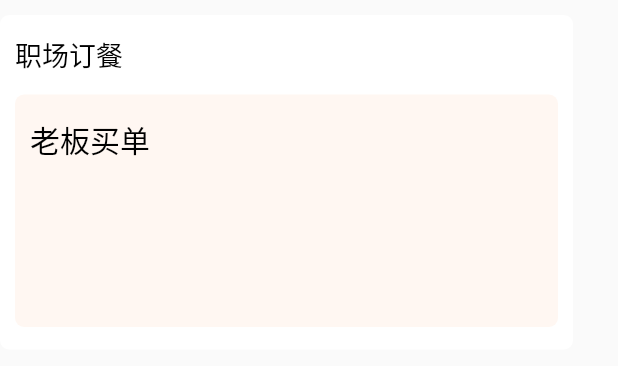
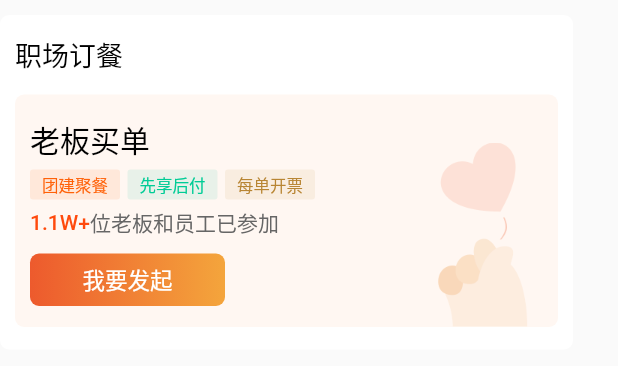
Before and after one commit to Alan-GitHub/kbb_app, a Flutter app: the HomeMainPageCareerOrderFood widget shown alone on an empty page, opened directly, on a phone screen of 412 x 824 dp. Shown: the top 366 px of the screen. Run offline on Flutter 3.47's test engine with Material 2 defaults, Android fonts, the phone set to English and light mode, and no system bars; our stand-ins replace flutter_screenutil, flutter_swiper; missing offline and left inert: dart:ffi, provide; statements that could not run were skipped.

Commit message:
首页UI布局初步完成

```diff
--- a/lib/Config/ImageNameManager.dart
+++ b/lib/Config/ImageNameManager.dart
@@ -10,3 +10,4 @@ const String Home_icon_oil = 'assets/images/home/btn_home_jiay.png';
 const String Home_img_huazhu = 'assets/images/home/img_home_huazhu.png';
 const String Home_img_yaduo = 'assets/images/home/img_home_yaduo.png';
 const String Home_img_love = 'assets/images/home/img_home_love.png';
+const String home_img_bottom = 'assets/images/home/img_home_bottom.png';
--- a/lib/Home/Main/Views/HomeMainPageBottom.dart
+++ b/lib/Home/Main/Views/HomeMainPageBottom.dart
@@ -1,14 +1,15 @@
 import 'package:flutter/material.dart';
 import 'package:flutter_screenutil/flutter_screenutil.dart';
+import 'package:kbb_app/Config/ImageNameManager.dart';
 
 class HomeMainPageBottom extends StatelessWidget {
   @override
   Widget build(BuildContext context) {
     return Container(
-      width: ScreenUtil().screenWidth,
-      height: 100,
-      margin: EdgeInsets.only(top: 10),
-      color: Colors.yellow,
+        width: ScreenUtil().screenWidth - 30,
+        height: 48.5,
+        margin: EdgeInsets.only(top: 25),
+        child: Image.asset(home_img_bottom),
     );
   }
 }
--- a/lib/Home/Main/Views/HomeMainPageCareerOrderFood.dart
+++ b/lib/Home/Main/Views/HomeMainPageCareerOrderFood.dart
@@ -1,5 +1,6 @@
 import 'package:flutter/material.dart';
 import 'package:flutter_screenutil/flutter_screenutil.dart';
+import 'package:kbb_app/Config/ImageNameManager.dart';
 
 class HomeMainPageCareerOrderFood extends StatelessWidget {
   @override
@@ -41,19 +42,140 @@ class HomeMainPageCareerOrderFood extends StatelessWidget {
     return Container(
       width: ScreenUtil().screenWidth - 30 - 20,
       height: 155,
-
       decoration: BoxDecoration(
         color: Color.fromARGB(255, 255, 247, 242),
         borderRadius: BorderRadius.circular(6.0),
       ),
       child: Stack(
         children: [
+          Container(
+            margin: EdgeInsets.only(left: 10),
+            // color: Colors.greenAccent,
+            child: Column(
+              crossAxisAlignment: CrossAxisAlignment.start,
+              children: [
+                SizedBox(
+                  height: 15,
+                ),
+                Text(
+                  '老板买单',
+                  style: TextStyle(
+                      color: Colors.black,
+                      fontSize: 20,
+                      fontWeight: FontWeight.w500),
+                ),
+                SizedBox(
+                  height: 5,
+                ),
+                orderFoodSlogan(),
+                SizedBox(
+                  height: 5,
+                ),
+                Row(
+                  children: [
+                    Text(
+                      '1.1W+',
+                      style: TextStyle(
+                          color: Color.fromARGB(255, 255, 74, 13),
+                          fontSize: 14,
+                          fontWeight: FontWeight.w500),
+                    ),
+                    Text(
+                      '位老板和员工已参加',
+                      style: TextStyle(
+                          color: Color.fromARGB(255, 102, 102, 102),
+                          fontSize: 14,
+                          fontWeight: FontWeight.normal),
+                    )
+                  ],
+                ),
+                SizedBox(height: 10),
+                Container(
+                    width: 130,
+                    height: 35,
+                    decoration: BoxDecoration(
+                        borderRadius: BorderRadius.circular(6.0),
+                        gradient: LinearGradient(colors: [
+                          Color.fromARGB(255, 237, 90, 45),
+                          Color.fromARGB(255, 244, 165, 60)
+                        ])),
+                    child: Center(
+                      child: Text(
+                        '我要发起',
+                        style: TextStyle(
+                            color: Colors.white,
+                            fontSize: 15,
+                            fontWeight: FontWeight.w500),
+                      ),
+                    ))
+              ],
+            ),
+          ),
           Positioned(
-            top: 15,
-            left: 10,
-            child: Text('老板买单', style: TextStyle(color: Colors.black, fontSize: 20, fontWeight: FontWeight.w500),),
+            right: 20,
+            bottom: 0,
+            child: Image.asset(Home_img_love, width: 60, height: 123,),
           ),
+        ],
+      ),
+    );
+  }
 
+  //订餐宣传语
+  Widget orderFoodSlogan() {
+    return Container(
+      child: Row(
+        children: [
+          Container(
+            width: 60,
+            height: 20,
+            decoration: BoxDecoration(
+                color: Color.fromARGB(26, 255, 97, 8),
+                borderRadius: BorderRadius.circular(2.0)),
+            child: Center(
+              child: Text(
+                '团建聚餐',
+                style: TextStyle(
+                    color: Color.fromARGB(255, 255, 97, 8),
+                    fontSize: 11,
+                    fontWeight: FontWeight.normal),
+              ),
+            ),
+          ),
+          SizedBox(
+            width: 5,
+          ),
+          Container(
+            width: 60,
+            height: 20,
+            decoration: BoxDecoration(
+                color: Color.fromARGB(26, 31, 191, 150),
+                borderRadius: BorderRadius.circular(2.0)),
+            child: Center(
+              child: Text('先享后付',
+                  style: TextStyle(
+                      color: Color.fromARGB(255, 0, 204, 150),
+                      fontSize: 11,
+                      fontWeight: FontWeight.normal)),
+            ),
+          ),
+          SizedBox(
+            width: 5,
+          ),
+          Container(
+            width: 60,
+            height: 20,
+            decoration: BoxDecoration(
+                color: Color.fromARGB(26, 196, 150, 66),
+                borderRadius: BorderRadius.circular(2.0)),
+            child: Center(
+              child: Text('每单开票',
+                  style: TextStyle(
+                      color: Color.fromARGB(255, 184, 133, 51),
+                      fontSize: 11,
+                      fontWeight: FontWeight.normal)),
+            ),
+          ),
         ],
       ),
     );
```
Also changed, not shown: assets/images/home/3.0x/img_home_bottom.png (added), assets/images/home/img_home_bottom.png (added).
